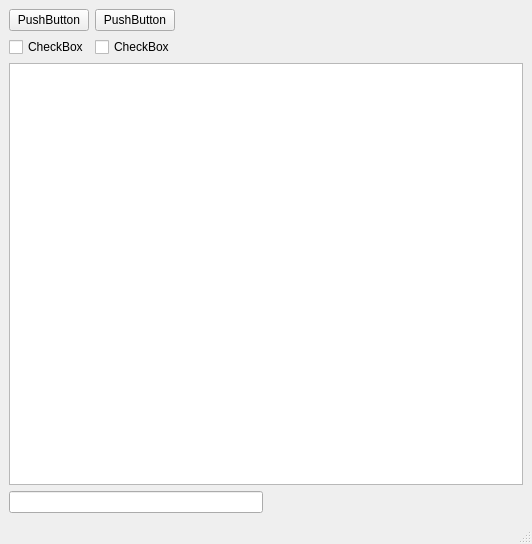
Old version of the form window.ui in the repository jacklayfield/ClosingPrices.
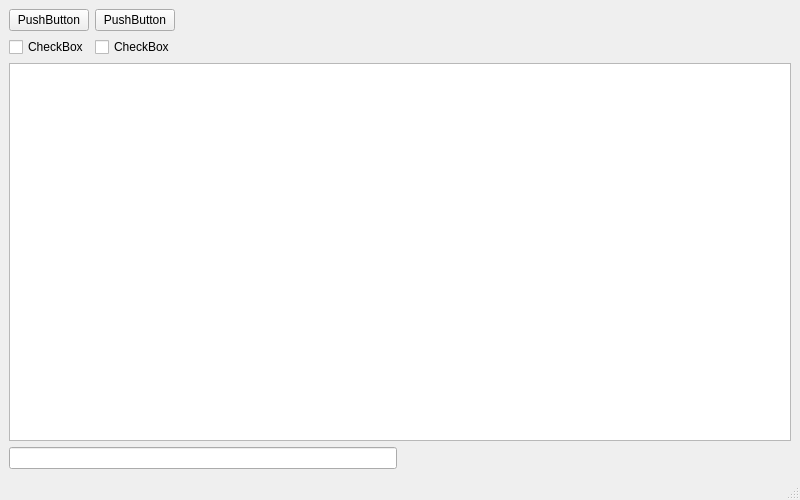
New version of the form.

The edit to the form file:
```diff
--- a/window.ui
+++ b/window.ui
@@ -6,8 +6,8 @@
    <rect>
     <x>0</x>
     <y>0</y>
-    <width>532</width>
-    <height>544</height>
+    <width>800</width>
+    <height>500</height>
    </rect>
   </property>
   <property name="windowTitle">
```
